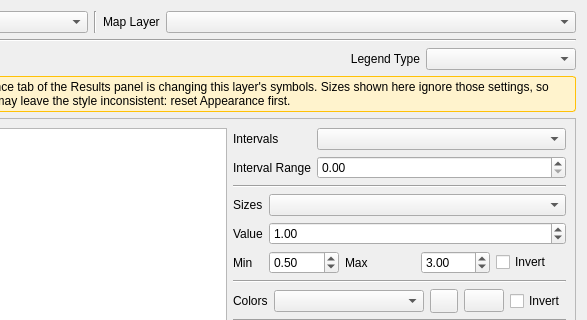
The window that ui/project/qgisred_legends_dialog.ui (qgisred/QGISRed) describes before a commit, drawn with Qt 5; both pictures show x 113 to 700 and y 0 to 320 of the 700 by 460 pixel window.
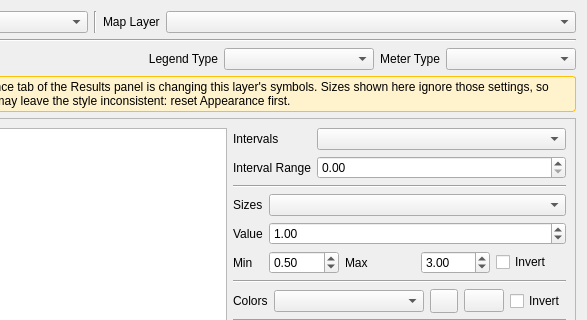
The same window after the commit. Custom widgets are drawn as their Qt base class.

Commit message: [Legends] improve legend editing for input layers

The edit to the form file:
```diff
--- a/ui/project/qgisred_legends_dialog.ui
+++ b/ui/project/qgisred_legends_dialog.ui
@@ -125,6 +125,29 @@
        </property>
       </widget>
      </item>
+     <item>
+      <widget class="QLabel" name="labelMeterType">
+       <property name="text">
+        <string>Meter Type</string>
+       </property>
+       <property name="alignment">
+        <set>Qt::AlignRight|Qt::AlignTrailing|Qt::AlignVCenter</set>
+       </property>
+       <property name="buddy">
+        <cstring>cbMeterType</cstring>
+       </property>
+      </widget>
+     </item>
+     <item>
+      <widget class="QComboBox" name="cbMeterType">
+       <property name="minimumSize">
+        <size>
+         <width>130</width>
+         <height>0</height>
+        </size>
+       </property>
+      </widget>
+     </item>
     </layout>
    </item>
    <item>
```
Left out of the diff: 1 changed line with no effect on the pictures. The commit also changes 8 other files.
